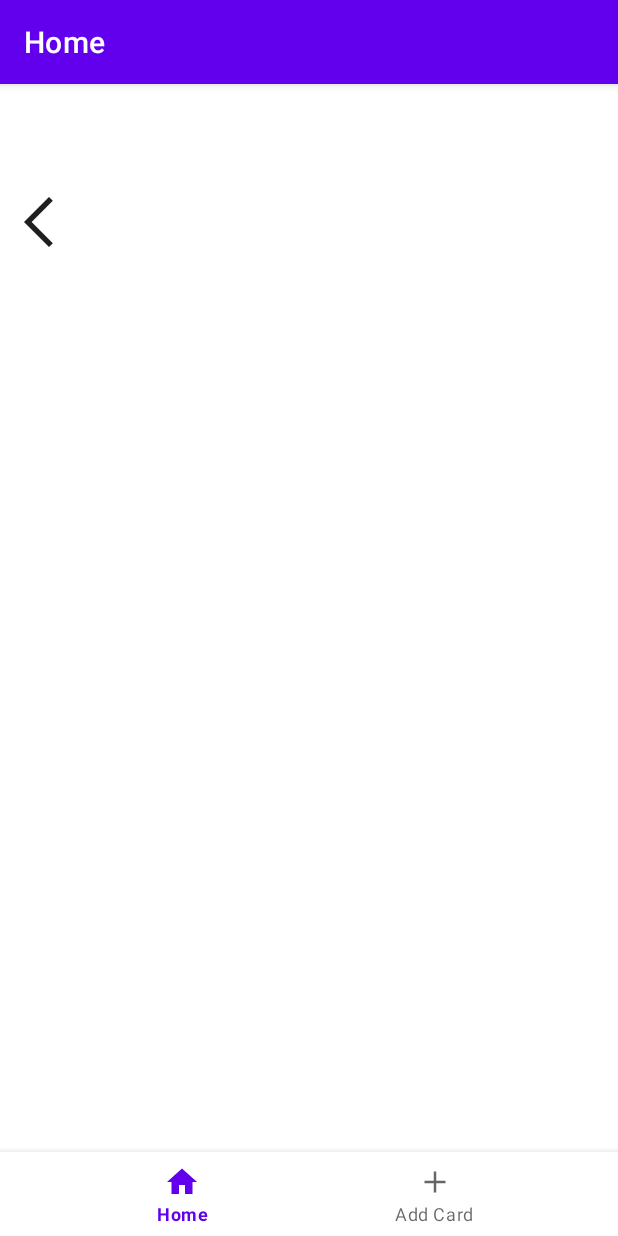
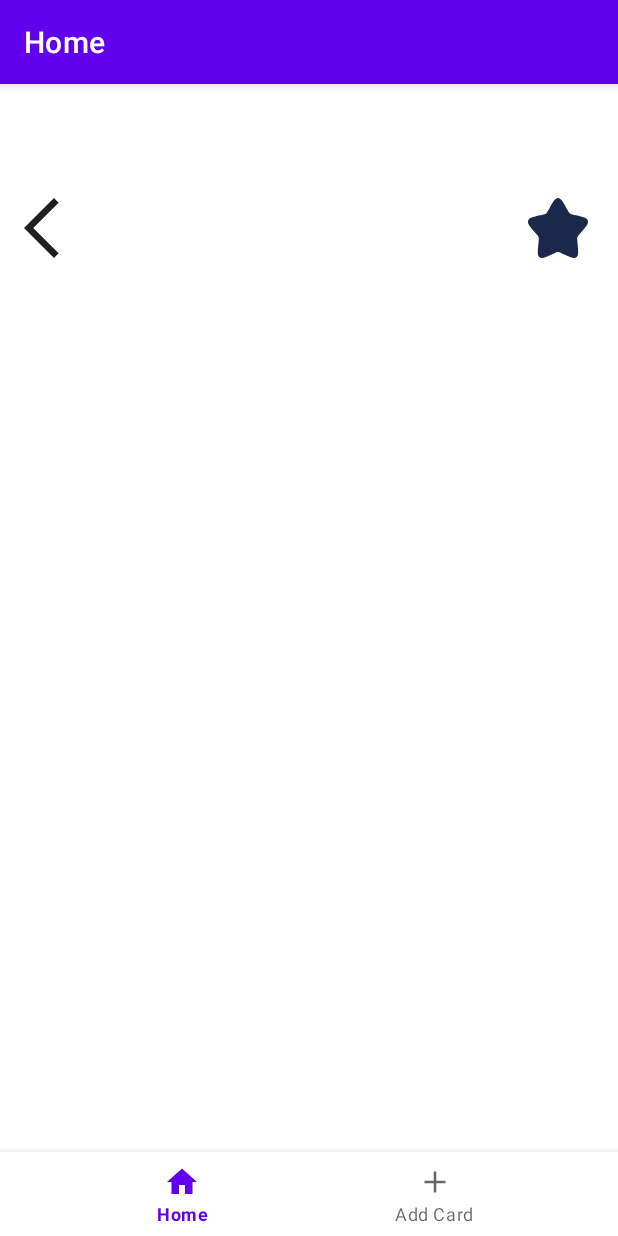
Before and after one commit to yeticek/guineapig-cards, an Android app: the fragment CardDetailsFragment placed in its activity, on a phone screen of 412 x 824 dp. Run offline under Robolectric (Android 15) with nearby library versions, the phone set to English and light mode, and no system bars; our stand-ins replace navigation-ui; 5 statements that could not run were skipped.

Commit message:
add star logic

```diff
--- a/app/src/main/java/sk/guineapig_cards/model/Card.kt
+++ b/app/src/main/java/sk/guineapig_cards/model/Card.kt
@@ -5,5 +5,5 @@ data class Card(
     val description: String? = null, // Optional field with a default value of null
     val photoUri: String,
     var photoUri2: String,
-    var favourite: Boolean = false
+    var favourite: Int = 0 // Default value for favourite
 )
--- a/app/src/main/java/sk/guineapig_cards/ui/addcard/AddCardFormFragment.kt
+++ b/app/src/main/java/sk/guineapig_cards/ui/addcard/AddCardFormFragment.kt
@@ -1,3 +1,5 @@
+@file:Suppress("DEPRECATION")
+
 package sk.guineapig_cards.ui.addcard
 
 import android.app.Activity
--- a/app/src/main/java/sk/guineapig_cards/ui/home/HomeFragment.kt
+++ b/app/src/main/java/sk/guineapig_cards/ui/home/HomeFragment.kt
@@ -33,6 +33,7 @@ class HomeFragment : Fragment() {
                 val action = HomeFragmentDirections.actionHomeFragmentToCardDetailsFragment(
                     selectedCard.name,
                     selectedCard.description,
+                    selectedCard.favourite,
                     selectedCard.photoPath1 ?: "",
                     selectedCard.photoPath2 ?: ""
                 )
--- a/app/src/main/res/drawable/ic_back_button.xml
+++ b/app/src/main/res/drawable/ic_back_button.xml
@@ -1,6 +1,6 @@
 <vector xmlns:android="http://schemas.android.com/apk/res/android"
-    android:width="40dp"
-    android:height="40dp"
+    android:width="48dp"
+    android:height="48dp"
     android:viewportWidth="960"
     android:viewportHeight="960">
   <path
--- /dev/null
+++ b/app/src/main/res/drawable/ic_star_empty.xml
@@ -0,0 +1,5 @@
+<vector xmlns:android="http://schemas.android.com/apk/res/android" android:height="48dp" android:viewportHeight="24" android:viewportWidth="24" android:width="48dp">
+
+    <path android:fillColor="#00000000" android:pathData="M9.153,5.408C10.42,3.136 11.053,2 12,2C12.947,2 13.58,3.136 14.847,5.408L15.175,5.996C15.535,6.642 15.714,6.965 15.995,7.178C16.276,7.391 16.625,7.47 17.324,7.628L17.961,7.772C20.42,8.329 21.65,8.607 21.943,9.548C22.235,10.489 21.397,11.469 19.72,13.43L19.286,13.937C18.81,14.494 18.571,14.773 18.464,15.118C18.357,15.462 18.393,15.834 18.465,16.578L18.531,17.254C18.784,19.871 18.911,21.179 18.145,21.76C17.379,22.342 16.227,21.812 13.924,20.751L13.328,20.477C12.674,20.176 12.347,20.025 12,20.025C11.653,20.025 11.326,20.176 10.672,20.477L10.076,20.751C7.773,21.812 6.621,22.342 5.855,21.76C5.089,21.179 5.216,19.871 5.469,17.254L5.535,16.578C5.607,15.834 5.643,15.462 5.536,15.118C5.429,14.773 5.19,14.494 4.714,13.937L4.28,13.43C2.603,11.469 1.765,10.489 2.057,9.548C2.35,8.607 3.58,8.329 6.04,7.772L6.676,7.628C7.375,7.47 7.724,7.391 8.005,7.178C8.286,6.965 8.466,6.642 8.825,5.996L9.153,5.408Z" android:strokeColor="#1C274C" android:strokeWidth="1.5"/>
+
+</vector>
--- /dev/null
+++ b/app/src/main/res/drawable/ic_star_full.xml
@@ -0,0 +1,5 @@
+<vector xmlns:android="http://schemas.android.com/apk/res/android" android:height="48dp" android:viewportHeight="24" android:viewportWidth="24" android:width="48dp">
+
+    <path android:fillColor="#1C274C" android:pathData="M9.153,5.408C10.42,3.136 11.053,2 12,2C12.947,2 13.58,3.136 14.847,5.408L15.175,5.996C15.535,6.642 15.714,6.965 15.995,7.178C16.276,7.391 16.625,7.47 17.324,7.628L17.961,7.772C20.42,8.329 21.65,8.607 21.943,9.548C22.235,10.489 21.397,11.469 19.72,13.43L19.286,13.937C18.81,14.494 18.571,14.773 18.464,15.118C18.357,15.462 18.393,15.834 18.465,16.578L18.531,17.254C18.784,19.871 18.911,21.179 18.145,21.76C17.379,22.342 16.227,21.812 13.924,20.751L13.328,20.477C12.674,20.176 12.347,20.025 12,20.025C11.653,20.025 11.326,20.176 10.672,20.477L10.076,20.751C7.773,21.812 6.621,22.342 5.855,21.76C5.089,21.179 5.216,19.871 5.469,17.254L5.535,16.578C5.607,15.834 5.643,15.462 5.536,15.118C5.429,14.773 5.19,14.494 4.714,13.937L4.28,13.43C2.603,11.469 1.765,10.489 2.057,9.548C2.35,8.607 3.58,8.329 6.04,7.772L6.676,7.628C7.375,7.47 7.724,7.391 8.005,7.178C8.286,6.965 8.466,6.642 8.825,5.996L9.153,5.408Z"/>
+
+</vector>
--- a/app/src/main/res/layout/fragment_card_details.xml
+++ b/app/src/main/res/layout/fragment_card_details.xml
@@ -16,6 +16,17 @@
         android:src="@drawable/ic_back_button"
         app:layout_constraintStart_toStartOf="parent"
         app:layout_constraintTop_toTopOf="parent" />
+
+    <ImageView
+        android:id="@+id/card_favourite_icon"
+        android:layout_width="48dp"
+        android:layout_height="48dp"
+        android:src="@drawable/ic_star_full"
+        android:contentDescription="@string/favourite_icon"
+        app:layout_constraintEnd_toEndOf="parent"
+        app:layout_constraintTop_toTopOf="parent"
+        android:layout_marginEnd="16dp"
+        android:layout_marginTop="16dp" />
 
     <TextView
         android:id="@+id/card_name"
--- a/app/src/main/res/navigation/mobile_navigation.xml
+++ b/app/src/main/res/navigation/mobile_navigation.xml
@@ -38,6 +38,9 @@
             android:name="description"
             app:argType="string" />
         <argument
+            android:name="favourite"
+            app:argType="integer" />
+        <argument
             android:name="photoPath1"
             app:argType="string" />
         <argument
--- a/app/src/main/res/values/strings.xml
+++ b/app/src/main/res/values/strings.xml
@@ -5,4 +5,5 @@
     <string name="title_back_button">Back</string>
     <string name="title_upload_photo">Upload photo please</string>
     <string name="recycler_view_cards_description">List of cards</string>
+    <string name="favourite_icon">Favourite</string>
 </resources>
```
Also changed, not shown: app/src/main/java/sk/guineapig_cards/CardDatabaseHelper.kt (+53 -5 lines), app/src/main/java/sk/guineapig_cards/MainActivity.kt (+18 -1 lines), app/src/main/java/sk/guineapig_cards/ui/details/CardDetailsFragment.kt (+28 -0 lines), app/src/main/java/sk/guineapig_cards/ui/home/CardAdapter.kt (+9 -0 lines), app/src/main/res/layout/item_card.xml (+19 -9 lines).
